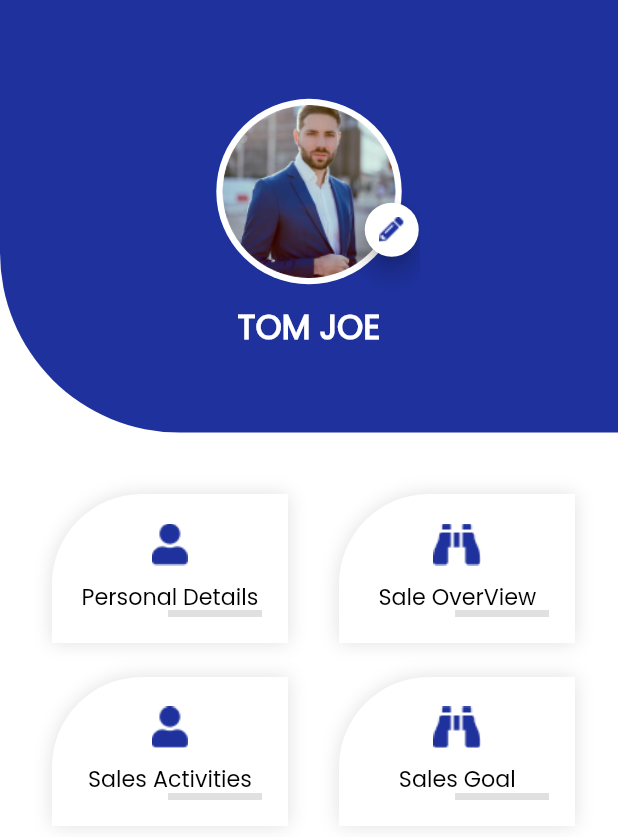
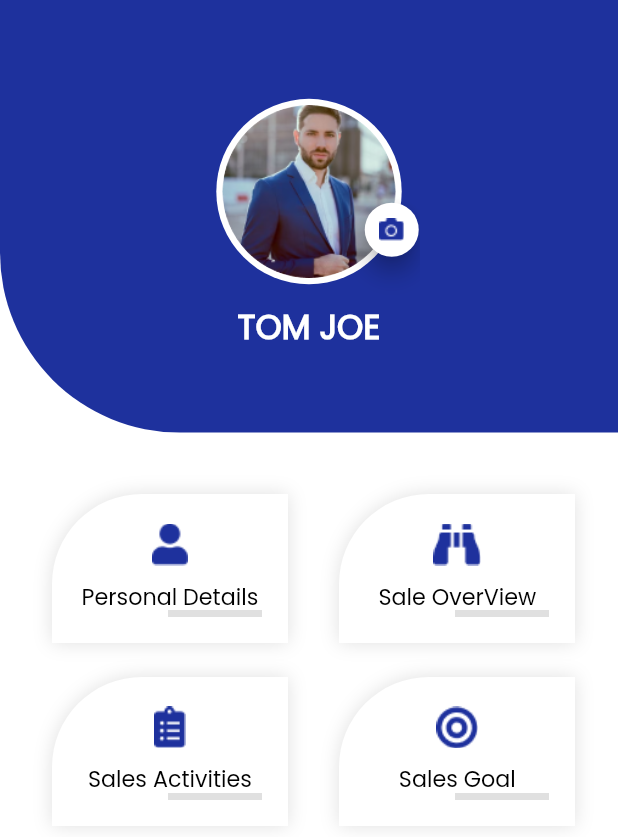
Before and after one commit to karmabe1iver/sales_executive_app, a Flutter app: the DashboardView screen opened by its route, on a phone screen of 412 x 824 dp. Shown: the top 837 px of the screen. Run offline on Flutter 3.47's test engine with Material 2 defaults, Android fonts, the phone set to English and light mode, and no system bars; our stand-ins replace get, image_picker.

Commit message:
Initial commit

```diff
--- a/lib/app/modules/dashboard/views/dashboard_view.dart
+++ b/lib/app/modules/dashboard/views/dashboard_view.dart
@@ -41,11 +41,11 @@ class DashboardView extends GetView<DashboardController> {
                     titile: 'Sale OverView',
                     onTap: () {}),
                 CustomCard(
-                    AssetHelperImag: AssetHelper.ProfileDp,
+                    AssetHelperImag: AssetHelper.Activities,
                     titile: 'Sales Activities',
                     onTap: () {}),
                 CustomCard(
-                    AssetHelperImag: AssetHelper.CheckerIcon,
+                    AssetHelperImag: AssetHelper.Goals,
                     titile: 'Sales Goal',
                     onTap: () {}),
                 CustomCard(
--- a/lib/utils/asset_helper.dart
+++ b/lib/utils/asset_helper.dart
@@ -17,7 +17,7 @@ abstract class AssetHelper {
 
   static get RoundedCorrect => Icon('RoundedCorrect.png');
 
-  static get UpdateDpIcon => Icon('UpdateDpIcon.png');
+  static get UpdateDpIcon => Icon('camera.png');
 
   static get CheckerIcon => Icon('CheckerIcon.png');
 
@@ -25,6 +25,10 @@ abstract class AssetHelper {
 
   static get Cancel => Icon('cancel.png');
 
+  static get Goals => Icon('Goals.png');
+
+  static get Activities => Icon('Activities.png');
+
 //--------------------------------------------------
 
   static get SalesExecutive => Image('Salesexecutive.png');
```
Also changed, not shown: asset/images/Activities.png (added), asset/images/Goals.png (added), asset/images/camera.png (added).
